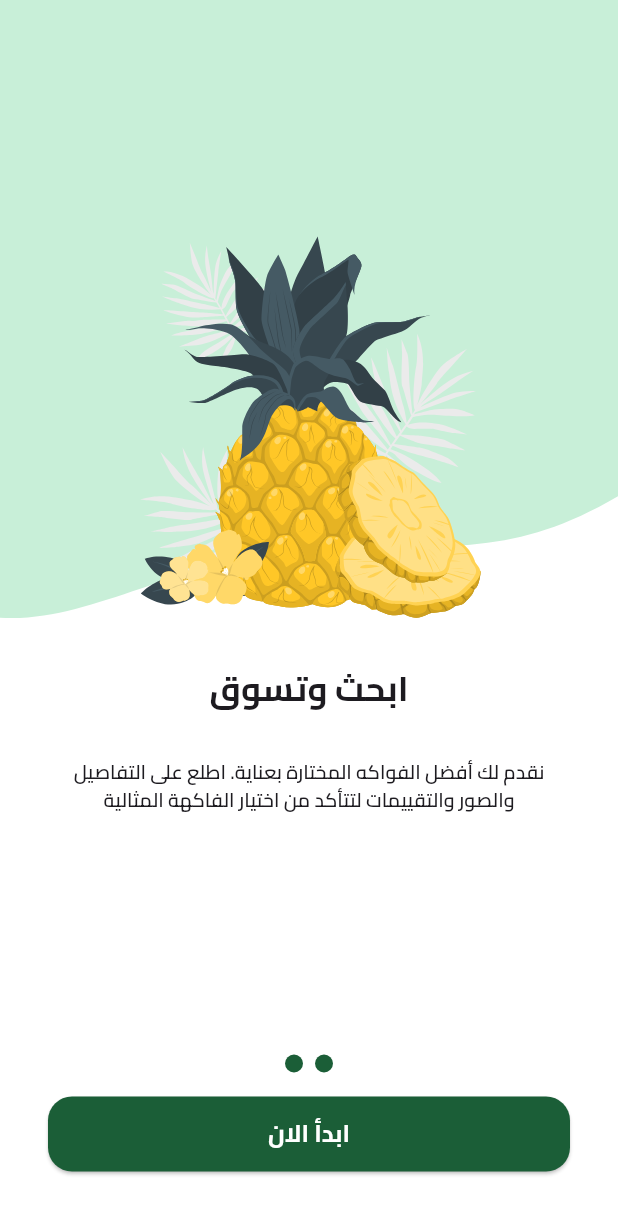
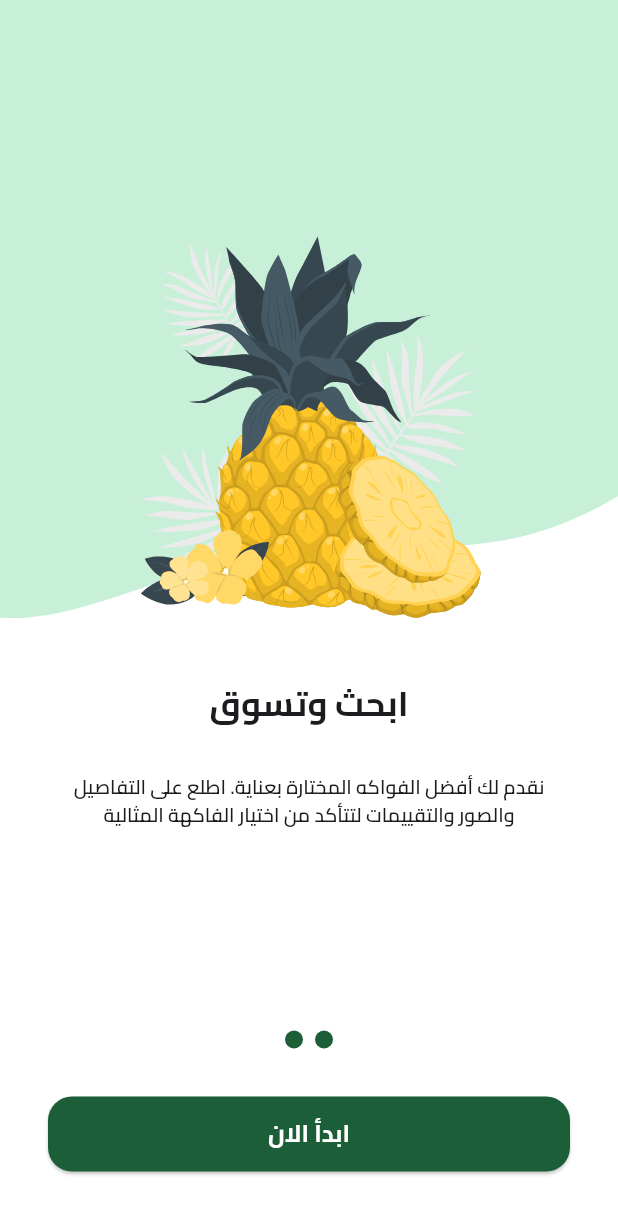
Before and after one commit to ElDaly15/Fruits-App, a Flutter app: the screen it shows after launch, swiped to page 2, on a phone screen of 412 x 824 dp. Shown: the top 1214 px of the screen. Run offline on Flutter 3.47's test engine with Material 3 defaults, Android fonts, the phone set to English and light mode, and no system bars; drawn by our look-alikes of smooth_page_indicator; our stand-ins replace device_preview, flutter_svg.

Commit message:
Update UI padding and font settings in onboarding screens
Adjusted the top padding of the "ابدأ الان" button in the onboarding body to improve visual alignment. Increased the height of the SizedBox in the PageViewItem widget to enhance spacing consistency. Additionally, set the default font family to 'Cairo' in the main MaterialApp theme to ensure consistent typography across the application.

```diff
--- a/lib/featuers/onBoarding/presentation/views/widgets/on_boarding_body.dart
+++ b/lib/featuers/onBoarding/presentation/views/widgets/on_boarding_body.dart
@@ -46,7 +46,7 @@ class _OnBoardingBodyState extends State<OnBoardingBody> {
           visible: index == 1,
           child: Padding(
             padding:
-                const EdgeInsets.only(bottom: 43, top: 16, right: 32, left: 32),
+                const EdgeInsets.only(bottom: 43, top: 32, right: 32, left: 32),
             child: CustomButtom(
               text: 'ابدأ الان',
               onPressed: () {},
--- a/lib/featuers/onBoarding/presentation/views/widgets/page_view_item.dart
+++ b/lib/featuers/onBoarding/presentation/views/widgets/page_view_item.dart
@@ -65,7 +65,7 @@ class PageViewItem extends StatelessWidget {
           ),
         ),
         const SizedBox(
-          height: 30,
+          height: 40,
         ),
         Row(
           mainAxisAlignment: MainAxisAlignment.center,
--- a/lib/main.dart
+++ b/lib/main.dart
@@ -16,6 +16,7 @@ class FruitsApp extends StatelessWidget {
   @override
   Widget build(BuildContext context) {
     return MaterialApp(
+      theme: ThemeData(fontFamily: 'Cairo'),
       localizationsDelegates: const [
         S.delegate,
         GlobalMaterialLocalizations.delegate,
```
